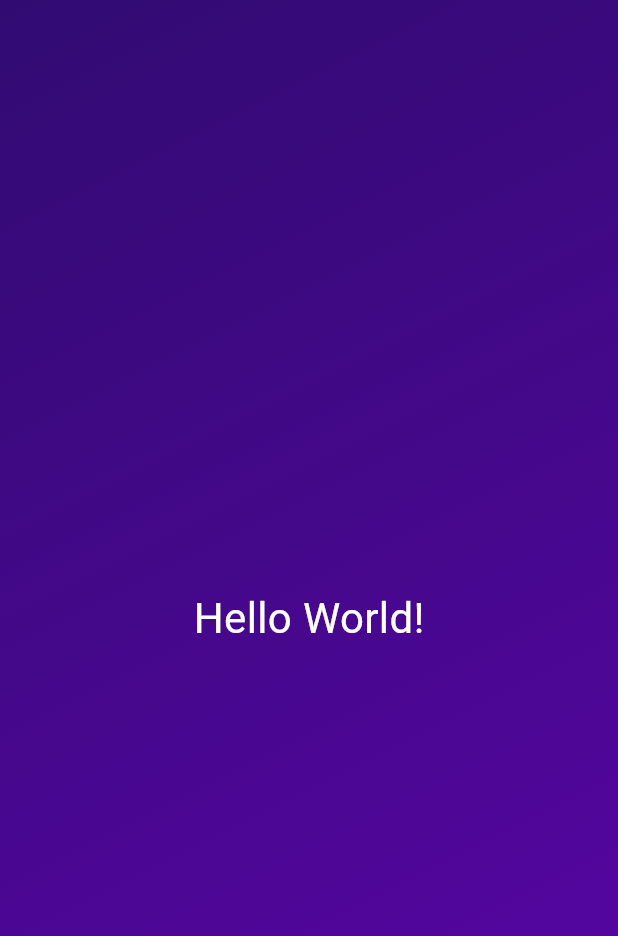
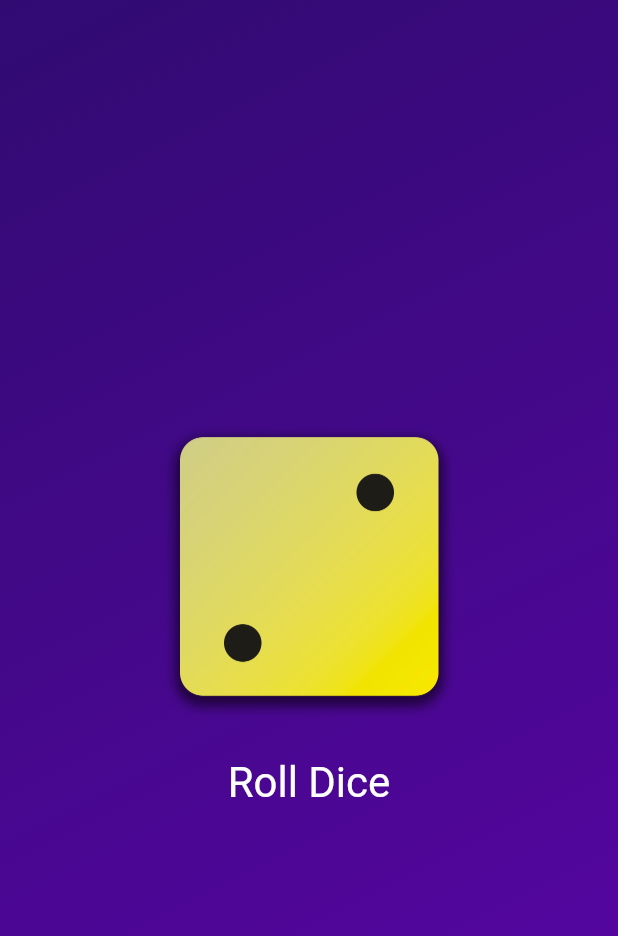
Before and after one commit to saikatcodec/Roll_Dice, a Flutter app: the screen it shows after launch, on a phone screen of 412 x 824 dp. Shown: the top 936 px of the screen. Run offline on Flutter 3.47's test engine with Material 3 defaults, Android fonts, the phone set to English and light mode, and no system bars.

Commit message:
add button and images in app

```diff
--- a/lib/gradient_container.dart
+++ b/lib/gradient_container.dart
@@ -1,10 +1,10 @@
 import 'package:flutter/material.dart';
-
-import 'package:first_app/styled_text.dart';
 
 class GradientContainer extends StatelessWidget {
   final List<Color> colors;
   const GradientContainer({super.key, required this.colors});
+
+  void rollDice() {}
 
   @override
   Widget build(context) {
@@ -16,8 +16,25 @@ class GradientContainer extends StatelessWidget {
           end: Alignment.bottomRight,
         ),
       ),
-      child: const Center(
-        child: StyledText('Hello World!'),
+      child: Center(
+        child: Column(
+          mainAxisSize: MainAxisSize.min,
+          children: [
+            Image.asset(
+              'assets/images/dice-2.png',
+              width: 200,
+            ),
+            const SizedBox(height: 20),
+            TextButton(
+              onPressed: rollDice,
+              style: TextButton.styleFrom(
+                foregroundColor: Colors.white,
+                textStyle: const TextStyle(fontSize: 28),
+              ),
+              child: const Text('Roll Dice'),
+            ),
+          ],
+        ),
       ),
     );
   }
```
Also changed, not shown: pubspec.yaml (+7 -3 lines), assets/images/dice-1.png (added), assets/images/dice-2.png (added), assets/images/dice-3.png (added), assets/images/dice-4.png (added), assets/images/dice-5.png (added), assets/images/dice-6.png (added).
